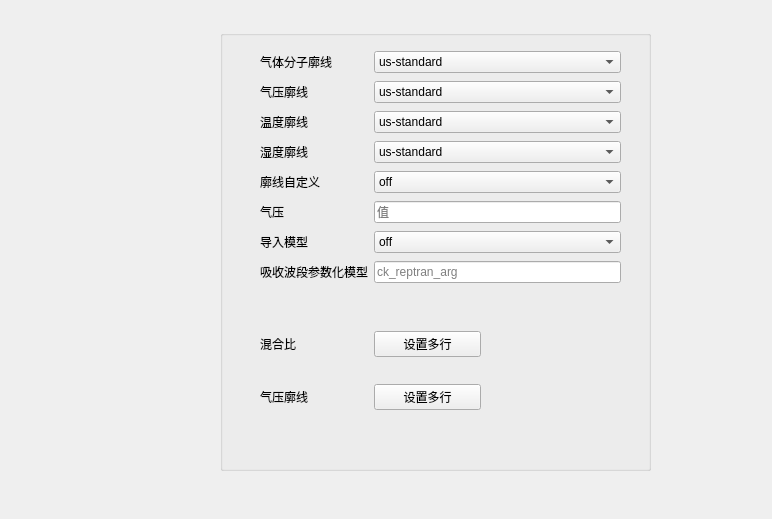
This is GUI/atmospherepage.ui in code-arter/radiometer-GUI as Qt 5 draws it before an edit. The edited form follows.
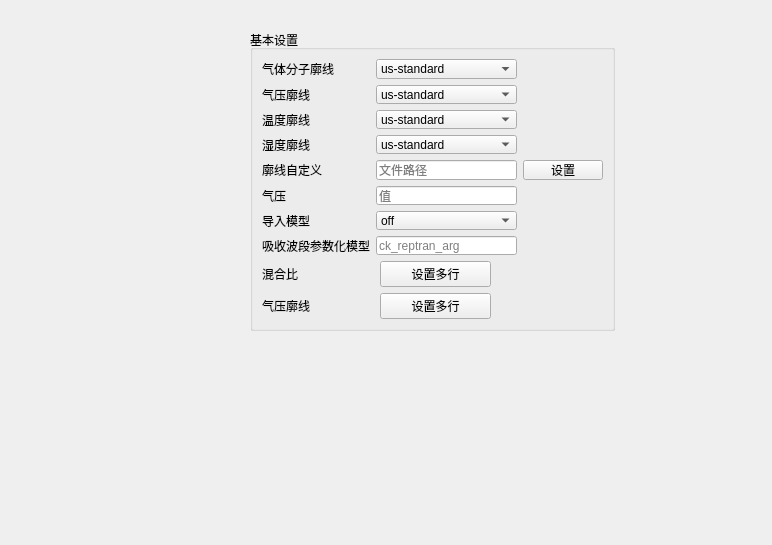
This is the edited form.

Patch:
```diff
--- a/GUI/atmospherepage.ui
+++ b/GUI/atmospherepage.ui
@@ -7,36 +7,45 @@
     <x>0</x>
     <y>0</y>
     <width>772</width>
-    <height>519</height>
+    <height>545</height>
    </rect>
   </property>
   <property name="windowTitle">
    <string>Form</string>
   </property>
-  <widget class="QGroupBox" name="groupBox_7">
+  <widget class="QWidget" name="">
    <property name="geometry">
     <rect>
-     <x>220</x>
+     <x>210</x>
      <y>30</y>
-     <width>431</width>
-     <height>441</height>
+     <width>445</width>
+     <height>301</height>
     </rect>
    </property>
+   <layout class="QHBoxLayout" name="horizontalLayout">
+    <item>
+     <spacer name="horizontalSpacer">
+      <property name="orientation">
+       <enum>Qt::Horizontal</enum>
+      </property>
+      <property name="sizeHint" stdset="0">
+       <size>
+        <width>40</width>
+        <height>20</height>
+       </size>
+      </property>
+     </spacer>
+    </item>
+    <item>
+     <widget class="QGroupBox" name="groupBox_8">
    <property name="title">
-    <string/>
-   </property>
-   <widget class="QWidget" name="gridLayoutWidget">
-    <property name="geometry">
-     <rect>
-      <x>40</x>
-      <y>19</y>
-      <width>361</width>
-      <height>241</height>
-     </rect>
-    </property>
-    <layout class="QGridLayout" name="gridLayout">
+       <string>基本设置</string>
+      </property>
+      <layout class="QVBoxLayout" name="verticalLayout_2">
+       <item>
+        <layout class="QGridLayout" name="gridLayout_3">
      <item row="6" column="1">
-      <widget class="QComboBox" name="comboBox_30">
+          <widget class="QComboBox" name="comboBox_31">
        <property name="option_name" stdset="0">
         <string>mol_abs_param_type</string>
        </property>
@@ -102,43 +111,36 @@
        </item>
       </widget>
      </item>
-     <item row="6" column="0">
-      <widget class="QLabel" name="label_64">
-       <property name="text">
-        <string>导入模型</string>
-       </property>
-      </widget>
-     </item>
-     <item row="1" column="0">
-      <widget class="QLabel" name="label_57">
-       <property name="text">
-        <string>气压廓线</string>
-       </property>
-      </widget>
-     </item>
      <item row="7" column="0">
-      <widget class="QLabel" name="label_63">
+          <widget class="QLabel" name="label_65">
        <property name="text">
         <string>吸收波段参数化模型</string>
        </property>
       </widget>
      </item>
      <item row="2" column="0">
-      <widget class="QLabel" name="label_58">
+          <widget class="QLabel" name="label_61">
        <property name="text">
         <string>温度廓线</string>
        </property>
       </widget>
      </item>
+         <item row="3" column="0">
+          <widget class="QLabel" name="label_66">
+           <property name="text">
+            <string>湿度廓线</string>
+           </property>
+          </widget>
+         </item>
      <item row="4" column="0">
-      <widget class="QLabel" name="label_60">
+          <widget class="QLabel" name="label_67">
        <property name="text">
         <string>廓线自定义</string>
        </property>
       </widget>
      </item>
      <item row="5" column="1">
-      <widget class="QLineEdit" name="lineEdit_4">
+          <widget class="QLineEdit" name="lineEdit_pressure">
        <property name="text">
         <string/>
        </property>
@@ -150,60 +152,24 @@
        </property>
       </widget>
      </item>
+         <item row="7" column="1">
+          <widget class="QLineEdit" name="lineEdit_4">
+           <property name="text">
+            <string/>
+           </property>
+           <property name="placeholderText">
+            <string>ck_reptran_arg</string>
+           </property>
+           <property name="option_name" stdset="0">
+            <string>mol_abs_param_arg</string>
+           </property>
+          </widget>
+         </item>
      <item row="2" column="1">
-      <widget class="QComboBox" name="comboBox_26">
-       <property name="option_name" stdset="0">
-        <string>temperature_file</string>
-       </property>
-       <item>
-        <property name="text">
-         <string>us-standard</string>
-        </property>
-       </item>
-       <item>
-        <property name="text">
-         <string>subarctic_winter</string>
-        </property>
-       </item>
-       <item>
-        <property name="text">
-         <string>subarctic_summer</string>
-        </property>
-       </item>
-       <item>
-        <property name="text">
-         <string>midlatitude_summer</string>
-        </property>
-       </item>
-       <item>
-        <property name="text">
-         <string>midlatitude_winter</string>
-        </property>
-       </item>
-       <item>
-        <property name="text">
-         <string>tropics</string>
-        </property>
-       </item>
-      </widget>
-     </item>
-     <item row="0" column="0">
-      <widget class="QLabel" name="label_28">
-       <property name="text">
-        <string>气体分子廓线</string>
-       </property>
-      </widget>
-     </item>
-     <item row="4" column="1">
       <widget class="QComboBox" name="comboBox_27">
        <property name="option_name" stdset="0">
-        <string>atmosphere_define</string>
-       </property>
-       <item>
-        <property name="text">
-         <string>off</string>
-        </property>
-       </item>
+            <string>temperature_file</string>
+           </property>
        <item>
         <property name="text">
          <string>us-standard</string>
@@ -237,14 +203,14 @@
       </widget>
      </item>
      <item row="5" column="0">
-      <widget class="QLabel" name="label_30">
+          <widget class="QLabel" name="label_31">
        <property name="text">
         <string>气压</string>
        </property>
       </widget>
      </item>
      <item row="3" column="1">
-      <widget class="QComboBox" name="comboBox_25">
+          <widget class="QComboBox" name="comboBox_28">
        <property name="option_name" stdset="0">
         <string>latitude_file</string>
        </property>
@@ -280,8 +246,21 @@
        </item>
       </widget>
      </item>
+         <item row="4" column="1">
+          <widget class="QLineEdit" name="lineEdit_atmos_define">
+           <property name="text">
+            <string/>
+           </property>
+           <property name="placeholderText">
+            <string>文件路径</string>
+           </property>
+           <property name="option_name" stdset="0">
+            <string>atmosphere_define</string>
+           </property>
+          </widget>
+         </item>
      <item row="1" column="1">
-      <widget class="QComboBox" name="comboBox_24">
+          <widget class="QComboBox" name="comboBox_29">
        <property name="option_name" stdset="0">
         <string>pressure_file</string>
        </property>
@@ -317,15 +296,8 @@
        </item>
       </widget>
      </item>
-     <item row="3" column="0">
-      <widget class="QLabel" name="label_59">
-       <property name="text">
-        <string>湿度廓线</string>
-       </property>
-      </widget>
-     </item>
      <item row="0" column="1">
-      <widget class="QComboBox" name="comboBox_22">
+          <widget class="QComboBox" name="comboBox_23">
        <property name="option_name" stdset="0">
         <string>gas_file</string>
        </property>
@@ -361,61 +333,98 @@
        </item>
       </widget>
      </item>
-     <item row="7" column="1">
-      <widget class="QLineEdit" name="lineEdit_3">
+         <item row="0" column="0">
+          <widget class="QLabel" name="label_32">
        <property name="text">
-        <string/>
-       </property>
-       <property name="placeholderText">
-        <string>ck_reptran_arg</string>
-       </property>
-       <property name="option_name" stdset="0">
-        <string>mol_abs_param_arg</string>
+            <string>气体分子廓线</string>
+           </property>
+          </widget>
+         </item>
+         <item row="4" column="2">
+          <widget class="QPushButton" name="pushButton_4">
+           <property name="text">
+            <string>设置</string>
+           </property>
+          </widget>
+         </item>
+         <item row="6" column="0">
+          <widget class="QLabel" name="label_68">
+           <property name="text">
+            <string>导入模型</string>
+           </property>
+          </widget>
+         </item>
+         <item row="1" column="0">
+          <widget class="QLabel" name="label_69">
+           <property name="text">
+            <string>气压廓线</string>
        </property>
       </widget>
      </item>
     </layout>
-   </widget>
-   <widget class="QWidget" name="gridLayoutWidget_2">
-    <property name="geometry">
-     <rect>
-      <x>40</x>
-      <y>280</y>
-      <width>221</width>
-      <height>121</height>
-     </rect>
-    </property>
-    <layout class="QGridLayout" name="gridLayout_2" columnstretch="0,0">
+       </item>
+       <item>
+        <layout class="QGridLayout" name="gridLayout_4" columnstretch="4,4,4">
+         <item row="1" column="1">
+          <widget class="QPushButton" name="pushButton_5">
+           <property name="text">
+            <string>设置多行</string>
+           </property>
+          </widget>
+         </item>
+         <item row="1" column="0">
+          <widget class="QLabel" name="label_70">
+           <property name="text">
+            <string>气压廓线</string>
+           </property>
+          </widget>
+         </item>
      <item row="0" column="1">
-      <widget class="QPushButton" name="pushButton">
+          <widget class="QPushButton" name="pushButton_6">
        <property name="text">
         <string>设置多行</string>
        </property>
       </widget>
      </item>
      <item row="0" column="0">
-      <widget class="QLabel" name="label_29">
+          <widget class="QLabel" name="label_33">
        <property name="text">
         <string>混合比</string>
        </property>
       </widget>
      </item>
-     <item row="1" column="1">
-      <widget class="QPushButton" name="pushButton_2">
-       <property name="text">
-        <string>设置多行</string>
-       </property>
-      </widget>
-     </item>
-     <item row="1" column="0">
-      <widget class="QLabel" name="label_62">
-       <property name="text">
-        <string>气压廓线</string>
-       </property>
-      </widget>
-     </item>
-    </layout>
-   </widget>
+         <item row="0" column="2">
+          <spacer name="horizontalSpacer_2">
+           <property name="orientation">
+            <enum>Qt::Horizontal</enum>
+           </property>
+           <property name="sizeHint" stdset="0">
+            <size>
+             <width>40</width>
+             <height>20</height>
+            </size>
+           </property>
+          </spacer>
+         </item>
+        </layout>
+       </item>
+      </layout>
+     </widget>
+    </item>
+    <item>
+     <spacer name="horizontalSpacer_3">
+      <property name="orientation">
+       <enum>Qt::Horizontal</enum>
+      </property>
+      <property name="sizeHint" stdset="0">
+       <size>
+        <width>40</width>
+        <height>20</height>
+       </size>
+      </property>
+     </spacer>
+    </item>
+   </layout>
   </widget>
  </widget>
  <resources/>
```
Lines whose indentation alone changed are shown as unchanged.
